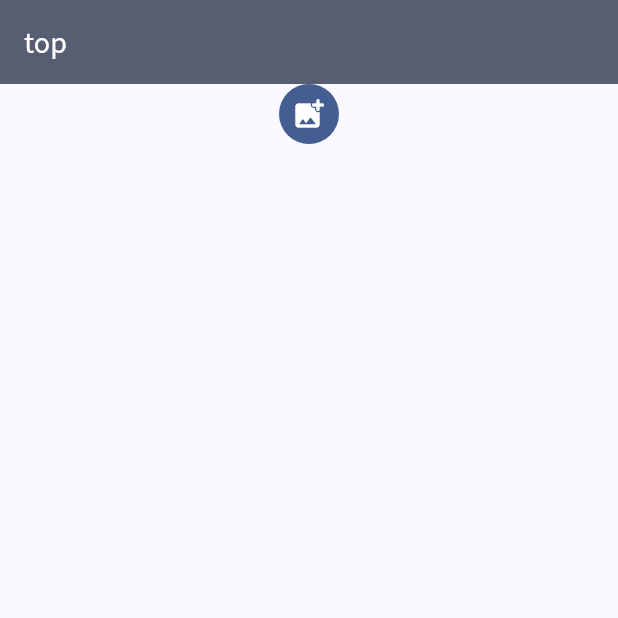
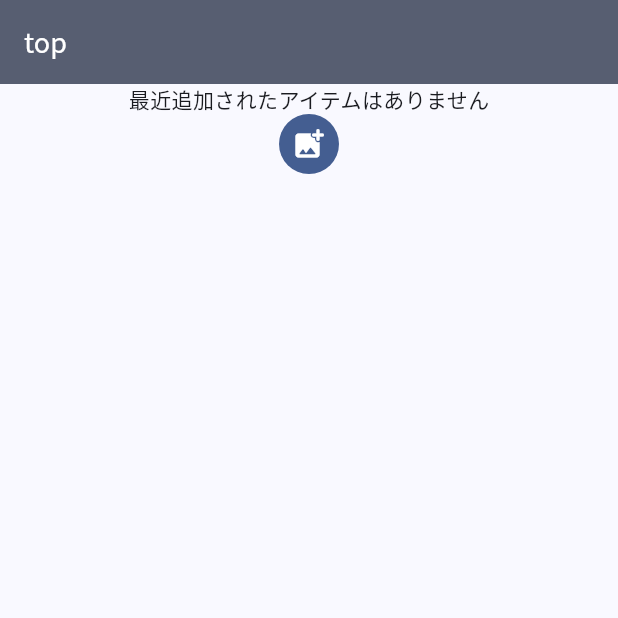
Before and after one commit to sakiso/wish_list_app, a Flutter app: the screen it shows after launch, on a phone screen of 412 x 824 dp, the top half of it. Run offline on Flutter 3.47's test engine with Material 2 defaults, Android fonts, the light colour scheme and no system bars; our stand-ins replace file_picker, flutter_riverpod, isar; missing offline and left inert: google_mlkit_entity_extraction, google_mlkit_image_labeling, google_mlkit_object_detection, google_mlkit_text_recognition; accounts and stored records are empty; generated files the repository leaves out were written again.

Commit message:
リポジトリやプロバイダなど全体的にやった

```diff
--- a/lib/domains/price.dart
+++ b/lib/domains/price.dart
@@ -10,7 +10,7 @@ class Price {
   //       Isar4系からはこの制約はなくなるらしい
   Price([this.price = 0]);
 
-  String get priceWithCurrency {
+  String get withCurrency {
     // 円固定
     return "¥${formatter.format(price)}";
   }
--- a/lib/domains/wish_item.dart
+++ b/lib/domains/wish_item.dart
@@ -6,12 +6,13 @@ part 'wish_item.g.dart';
 
 @collection
 class WishItem {
-  Id id;
+  Id? id;
   final String name;
   final String brand;
   final String label; // todo: 画面上「カテゴリー」と言っているところがあるので統一する
   final String recognizedText;
   final Price price;
+  DateTime? createdAt;
 
 // todo: 画像も表示できるようにする
 
@@ -23,6 +24,17 @@ class WishItem {
     required this.recognizedText,
     required this.price,
   });
+
+  static WishItem buildBlankWishItem() {
+    return WishItem(
+      id: null,
+      name: "",
+      brand: "",
+      label: "",
+      recognizedText: "",
+      price: Price(0),
+    );
+  }
 
   WishItem copyWith({
     String? inputName,
--- /dev/null
+++ b/lib/domains/wish_list.dart
@@ -0,0 +1,16 @@
+import 'dart:collection';
+
+import 'package:wish_list_app/domains/wish_item.dart';
+
+class WishList with IterableMixin<WishItem> {
+  final List<WishItem> wishItems;
+
+  WishList({required this.wishItems});
+
+  @override
+  Iterator<WishItem> get iterator => wishItems.iterator;
+
+  static WishList buildBlankWishList() {
+    return WishList(wishItems: [WishItem.buildBlankWishItem()]);
+  }
+}
--- a/lib/features/item_edit/item_edit_page.dart
+++ b/lib/features/item_edit/item_edit_page.dart
@@ -66,7 +66,7 @@ class ItemEditPage extends ConsumerWidget {
                   child: TextFormField(
                     key: priceFieldKey,
                     initialValue:
-                        ref.watch(wishItemProvider).price.priceWithCurrency,
+                        ref.watch(wishItemProvider).price.withCurrency,
                     keyboardType: TextInputType.number,
                     textAlign: TextAlign.end,
                     inputFormatters: [
--- a/lib/features/top/top_page.dart
+++ b/lib/features/top/top_page.dart
@@ -4,16 +4,24 @@ import 'package:file_picker/file_picker.dart';
 import 'package:flutter/material.dart';
 import 'package:flutter_riverpod/flutter_riverpod.dart';
 
+import '../../domains/wish_list.dart';
 import '../../providers/wish_item_provider.dart';
 import '../../providers/loading_overlay_provider.dart';
+import '../../providers/wish_list_provider.dart';
+import '../../repositories/wish_item_repository.dart';
 import '../../services/wish_item_builder_from_image_file.dart';
 import '../loading_overlay/loading_overlay.dart';
 
-class TopPage extends ConsumerWidget {
+class TopPage extends ConsumerStatefulWidget {
   const TopPage({Key? key}) : super(key: key);
 
   @override
-  Widget build(BuildContext context, WidgetRef ref) {
+  TopPageState createState() => TopPageState();
+}
+
+class TopPageState extends ConsumerState<TopPage> {
+  @override
+  Widget build(BuildContext context) {
     return Scaffold(
       body: Stack(
         fit: StackFit.expand,
@@ -21,6 +29,8 @@ class TopPage extends ConsumerWidget {
           Center(
             child: Column(
               children: [
+                // 最近追加されたアイテム
+                _recentlyAddedItems(context, ref),
                 // 画像追加ボタン
                 CircleAvatar(
                   backgroundColor: Theme.of(context).colorScheme.primary,
@@ -52,6 +62,16 @@ class TopPage extends ConsumerWidget {
       ),
       backgroundColor: Theme.of(context).colorScheme.surface,
     );
+  }
+
+  @override
+  void didChangeDependencies() async {
+    super.didChangeDependencies();
+    final repository = WishItemRepository();
+    final recentlyAddedItems = await repository.fetchWishItems(ref, limit: 3);
+    final wishList = WishList(wishItems: recentlyAddedItems);
+
+    ref.read(wishListProvider.notifier).loadWishList(wishList);
   }
 
   Future<void> textRecognizeFromPickedFile(context, ref) async {
@@ -94,4 +114,38 @@ class TopPage extends ConsumerWidget {
   void _turnOffLoadingOverlay(ref) {
     ref.read(loadingOverlayProvider.notifier).update((state) => false);
   }
+
+  Widget _recentlyAddedItems(BuildContext context, WidgetRef ref) {
+    final wishItems = ref.watch(wishListProvider);
+
+    // todo:ロード完了までブランクのオブジェクトが入ったListが表示される。Null許容にする
+
+    if (wishItems.isEmpty) {
+      return const Text("最近追加されたアイテムはありません");
+    }
+    return SizedBox(
+      height: 190,
+      child: Scrollbar(
+        child: SingleChildScrollView(
+          child: Column(
+            children: wishItems
+                .map(
+                  (wishItem) => ListTile(
+                    title: Text(wishItem.name),
+                    subtitle: Text(wishItem.price.withCurrency),
+                    // todo: Cardつかっていい感じのデザインにする
+                    //       https://api.flutter.dev/flutter/material/ListTile-class.html
+                    // todo: image実装したらコメントアウト外す
+                    // leading: Image.file(
+                    //   File(wishItem.imagePath),
+                    //   fit: BoxFit.cover,
+                    // ),
+                  ),
+                )
+                .toList(),
+          ),
+        ),
+      ),
+    );
+  }
 }
--- a/lib/interfaces/wish_item_repository_interface.dart
+++ b/lib/interfaces/wish_item_repository_interface.dart
@@ -1,6 +1,6 @@
 import 'package:wish_list_app/domains/wish_item.dart';
 
 abstract class IWishItemRepository {
-  Future<List<WishItem>> fetchWishItems(ref);
+  Future<List<WishItem>> fetchWishItems(ref, {int limit = 10});
   Future<void> saveWishItem(ref, WishItem wishItem);
 }
--- a/lib/providers/wish_item_provider.dart
+++ b/lib/providers/wish_item_provider.dart
@@ -1,13 +1,7 @@
 import 'package:flutter_riverpod/flutter_riverpod.dart';
 
-import '../domains/price.dart';
 import '../domains/wish_item.dart';
 
 // todo: カスタムクラスを管理するのにStateProviderを使うのは非推奨らしい
-final wishItemProvider = StateProvider<WishItem>((ref) => WishItem(
-      name: "",
-      brand: "",
-      price: Price(0),
-      label: "",
-      recognizedText: "",
-    ));
+final wishItemProvider =
+    StateProvider<WishItem>((ref) => WishItem.buildBlankWishItem());
--- /dev/null
+++ b/lib/providers/wish_list_provider.dart
@@ -0,0 +1,16 @@
+import 'package:flutter_riverpod/flutter_riverpod.dart';
+
+import '../domains/wish_list.dart';
+
+class WishListNotifier extends StateNotifier<WishList> {
+  WishListNotifier() : super(WishList.buildBlankWishList());
+
+  void loadWishList(WishList wishList) {
+    state = wishList;
+  }
+}
+
+final wishListProvider =
+    StateNotifierProvider<WishListNotifier, WishList>((ref) {
+  return WishListNotifier();
+});
--- a/lib/services/wish_item_builder_from_image_file.dart
+++ b/lib/services/wish_item_builder_from_image_file.dart
@@ -20,7 +20,8 @@ Future<WishItem> wishItemBuilderFromImageFile(File imageFile) async {
   final objectDetector = ObjectDetection(imageFile);
   final object = await objectDetector.detect();
 
-  // 画像の代表オブジェクト部分切り出し(該当なしの場合あり)
+  // 画像の代表オブジェクト部分切り出し(オブジェクトが検出されないこともある)
+  // todo: 代表オブジェクトがないときはスクショを小さめのjpgに変換する
   File? croppedImageFile;
   if (object != null) {
     final ImageCropper imageCropper =
```
Also changed, not shown: lib/repositories/wish_item_repository.dart (+7 -2 lines), lib/domains/price.g.dart, lib/domains/wish_item.g.dart, 1 other file.
